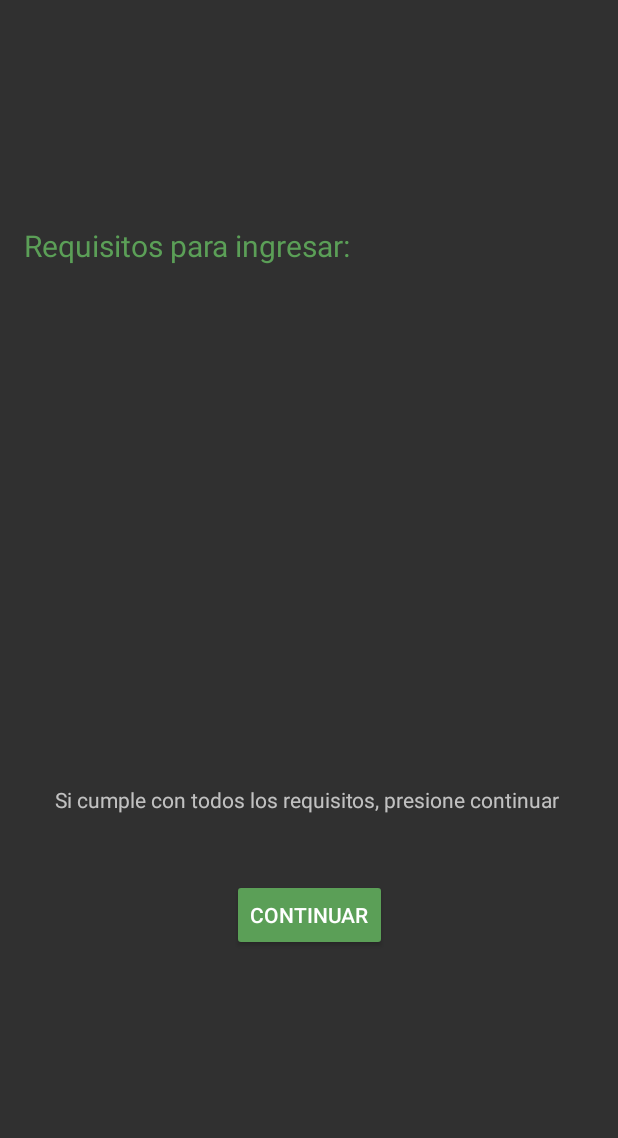
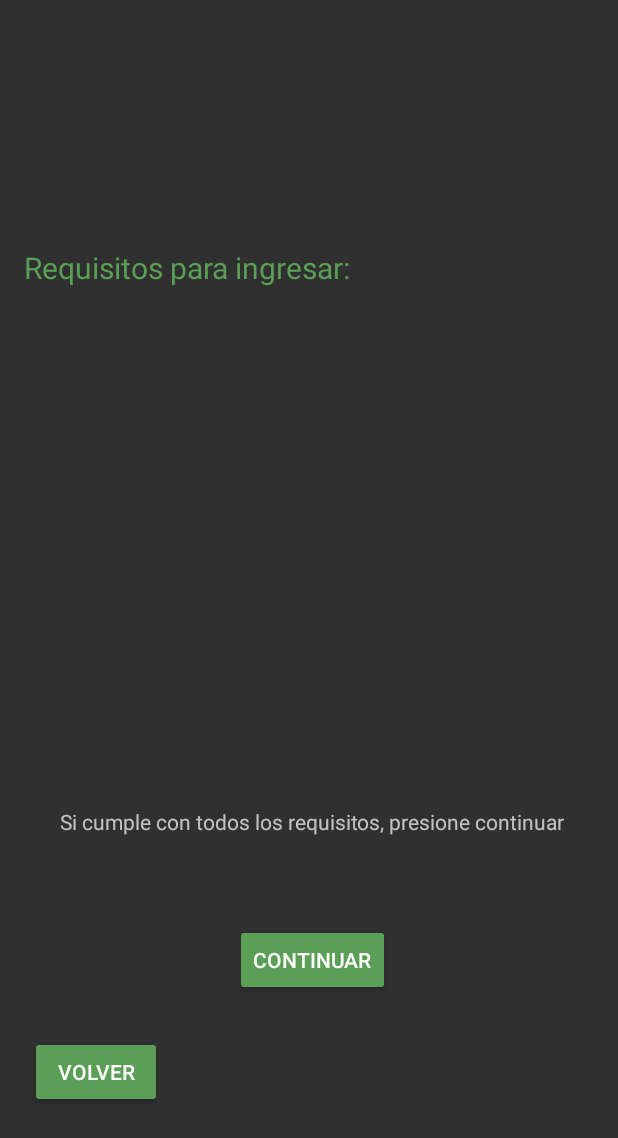
Before and after one commit to luchosic/SOA, an Android app: the RequirementsByPlaceActivity screen opened directly, with no data from a screen before it, on a phone screen of 412 x 824 dp. Shown: the top 1138 px of the screen. Run offline under Robolectric (Android 15) with nearby library versions, the phone set to English and light mode, and no system bars; 2 statements that could not run were skipped.

Commit message:
Agrego botones de Volver + un par de boludeces en el front

```diff
--- a/TP2-CODIGO/app/src/main/java/com/example/tp2/AutenticationCodeActivity.java
+++ b/TP2-CODIGO/app/src/main/java/com/example/tp2/AutenticationCodeActivity.java
@@ -35,7 +35,7 @@
             public void onClick(View v) {
 
                 if ((codigoIngresado.getText().toString()).equals(randomCode)){
-                    Intent intentContinuar = new Intent(AutenticationCodeActivity.this, LoginActivity.class);
+                    Intent intentContinuar = new Intent(getApplicationContext(), LoginActivity.class);
                     intentContinuar.putExtra("useremail", userEmail);
                     startActivity(intentContinuar);
                 }
@@ -50,7 +50,7 @@
         volverButton.setOnClickListener(new View.OnClickListener() {
             @Override
             public void onClick(View v) {
-                Intent intentVolver = new Intent(AutenticationCodeActivity.this, MainActivity.class);
+                Intent intentVolver = new Intent(getApplicationContext(), MainActivity.class);
                 startActivity(intentVolver);
             }
         });
--- a/TP2-CODIGO/app/src/main/java/com/example/tp2/RequirementsByPlaceActivity.java
+++ b/TP2-CODIGO/app/src/main/java/com/example/tp2/RequirementsByPlaceActivity.java
@@ -6,10 +6,8 @@
 import android.hardware.SensorEventListener;
 import android.hardware.SensorManager;
 import android.os.Bundle;
-import android.util.Log;
 import android.view.View;
 import android.widget.Button;
-import android.widget.EditText;
 import android.widget.TextView;
 
 import androidx.appcompat.app.AppCompatActivity;
@@ -21,6 +19,7 @@
     TextView requirementsVuelosNacionales;
     TextView requirementsVuelosInternacionales;
     TextView textSelectedPlace;
+    Button volverBoton;
 
     private SensorManager mSensorManager;
 
@@ -35,11 +34,11 @@
         Bundle extras = intent.getExtras();
         String selectedPlace = extras.getString("selectedPlace");
 
-        textSelectedPlace = (TextView) findViewById(R.id.selectedPlace);
-        requirementsTeatro = (TextView) findViewById(R.id.requisitosTeatro);
-        requirementsCancha = (TextView) findViewById(R.id.requisitosCancha);
-        requirementsVuelosNacionales = (TextView) findViewById(R.id.requisitosVuelosNacionales);
-        requirementsVuelosInternacionales = (TextView) findViewById(R.id.requisitosVuelosInternacionales);
+        textSelectedPlace = findViewById(R.id.selectedPlace);
+        requirementsTeatro = findViewById(R.id.requisitosTeatro);
+        requirementsCancha = findViewById(R.id.requisitosCancha);
+        requirementsVuelosNacionales = findViewById(R.id.requisitosVuelosNacionales);
+        requirementsVuelosInternacionales = findViewById(R.id.requisitosVuelosInternacionales);
 
         textSelectedPlace.setText(selectedPlace);
         requirementsTeatro.setVisibility(View.INVISIBLE);
@@ -64,6 +63,16 @@
                 requirementsVuelosInternacionales.setVisibility(View.VISIBLE);
             break;
         }
+
+        volverBoton = findViewById(R.id.volverBoton);
+
+        volverBoton.setOnClickListener(new View.OnClickListener() {
+            @Override
+            public void onClick(View v) {
+                Intent intentVolver = new Intent(getApplicationContext(), PlacesPageActivity.class);
+                startActivity(intentVolver);
+            }
+        });
 
     }
 
--- a/TP2-CODIGO/app/src/main/res/layout/activity_autentication_code.xml
+++ b/TP2-CODIGO/app/src/main/res/layout/activity_autentication_code.xml
@@ -68,13 +68,15 @@
         android:layout_height="wrap_content"
         android:layout_marginStart="20dp"
         android:layout_marginLeft="20dp"
-        android:layout_marginTop="40dp"
+        android:layout_marginTop="644dp"
         android:layout_marginEnd="301dp"
         android:layout_marginRight="301dp"
-        android:layout_marginBottom="103dp"
+        android:layout_marginBottom="39dp"
         android:text="Volver"
         app:backgroundTint="#5B9F57"
+        app:layout_constraintBottom_toBottomOf="parent"
         app:layout_constraintEnd_toEndOf="parent"
+        app:layout_constraintHorizontal_bias="0.0"
         app:layout_constraintStart_toStartOf="parent"
         app:layout_constraintTop_toTopOf="parent" />
 </androidx.constraintlayout.widget.ConstraintLayout>
--- a/TP2-CODIGO/app/src/main/res/layout/activity_requirements_by_place.xml
+++ b/TP2-CODIGO/app/src/main/res/layout/activity_requirements_by_place.xml
@@ -31,20 +31,83 @@
         android:text="@string/leyenda_continuar"
         app:layout_constraintBottom_toTopOf="@+id/codigoButton"
         app:layout_constraintEnd_toEndOf="parent"
-        app:layout_constraintHorizontal_bias="0.49"
+        app:layout_constraintHorizontal_bias="0.527"
         app:layout_constraintStart_toStartOf="parent"
         app:layout_constraintTop_toBottomOf="@+id/texto_leyenda_requisitos" />
 
-    <Button
-        android:id="@+id/codigoButton"
-        android:layout_width="wrap_content"
-        android:layout_height="wrap_content"
-        android:layout_marginBottom="190dp"
-        android:backgroundTint="#5B9F57"
-        android:text="@string/continuar"
-        app:layout_constraintBottom_toBottomOf="parent"
+    <TextView
+        android:id="@+id/requisitosVuelosInternacionales"
+        android:layout_width="347dp"
+        android:layout_height="250dp"
+        android:layout_marginStart="35dp"
+        android:layout_marginLeft="28dp"
+        android:layout_marginTop="42dp"
+        android:layout_marginEnd="41dp"
+        android:layout_marginRight="41dp"
+        android:layout_marginBottom="51dp"
+        android:text="\t- Barbijo o tapaboca
+                      \n\t- APP Cuidar - Con Certificado de Viaje
+                      \n\t- Declaración jurada (no tienes sintomas compatibles con Covid)
+                      \n\t- Certificado de vacunación (2 dosis) - NO SE ACEPTA SPUTNIK V
+                      \n\t- Llegar al aeropuerto 8 hs antes de horario de partida
+                      \n\t- Pasaje
+                      \n\t- Valijas
+                      \n\t- Pasaporte"
+        android:textSize="17sp"
+        app:layout_constraintBottom_toTopOf="@+id/texto_leyenda_continuar"
         app:layout_constraintEnd_toEndOf="parent"
-        app:layout_constraintStart_toStartOf="parent" />
+        app:layout_constraintStart_toStartOf="parent"
+        app:layout_constraintTop_toBottomOf="@+id/texto_leyenda_requisitos"
+        app:layout_constraintVertical_bias="1.0" />
+
+    <TextView
+        android:id="@+id/requisitosCancha"
+        android:layout_width="347dp"
+        android:layout_height="250dp"
+        android:layout_marginStart="35dp"
+        android:layout_marginLeft="28dp"
+        android:layout_marginTop="42dp"
+        android:layout_marginEnd="41dp"
+        android:layout_marginRight="41dp"
+        android:layout_marginBottom="51dp"
+        android:text="\t- Barbijo o tapaboca
+                      \n\t- Entrada (asiento de por medio)
+                      \n\t- APP Cuidar
+                      \n\t- Declaración jurada (no tienes sintomas compatibles con Covid)
+                      \n\t- Carnet de vacunación
+                      \n\t- Ganas de alentar por tu equipo"
+        android:textSize="17sp"
+        app:layout_constraintBottom_toTopOf="@+id/texto_leyenda_continuar"
+        app:layout_constraintEnd_toEndOf="parent"
+        app:layout_constraintHorizontal_bias="0.333"
+        app:layout_constraintStart_toStartOf="parent"
+        app:layout_constraintTop_toBottomOf="@+id/texto_leyenda_requisitos"
+        app:layout_constraintVertical_bias="1.0" />
+
+    <TextView
+        android:id="@+id/requisitosVuelosNacionales"
+        android:layout_width="347dp"
+        android:layout_height="250dp"
+        android:layout_marginStart="35dp"
+        android:layout_marginLeft="28dp"
+        android:layout_marginTop="42dp"
+        android:layout_marginEnd="41dp"
+        android:layout_marginRight="41dp"
+        android:layout_marginBottom="51dp"
+        android:text="\t- Barbijo o tapaboca
+                      \n\t- APP Cuidar - Con Certificado de Viaje
+                      \n\t- Declaración jurada (no tienes sintomas compatibles con Covid)
+                      \n\t- Llegar 3 hs antes de horario de partida
+                      \n\t- Pasaje
+                      \n\t- Valijas
+                      \n\t- Documento de identidad"
+        android:textSize="17sp"
+        app:layout_constraintBottom_toTopOf="@+id/texto_leyenda_continuar"
+        app:layout_constraintEnd_toEndOf="parent"
+        app:layout_constraintHorizontal_bias="0.333"
+        app:layout_constraintStart_toStartOf="parent"
+        app:layout_constraintTop_toBottomOf="@+id/texto_leyenda_requisitos"
+        app:layout_constraintVertical_bias="1.0" />
 
     <TextView
         android:id="@+id/requisitosTeatro"
@@ -59,80 +122,27 @@
         android:text="\t- Barbijo o tapaboca
                       \n\t- Entrada (asiento de por medio)
                       \n\t- APP Cuidar
-                      \n\t- Declaración jurada de que no estas transitando la enfermedad
+                      \n\t- Declaración jurada (no tienes sintomas compatibles con Covid)
                       \n\t- Ganas de pasarla bien!"
+        android:textSize="17sp"
         app:layout_constraintBottom_toTopOf="@+id/texto_leyenda_continuar"
         app:layout_constraintEnd_toEndOf="parent"
-        app:layout_constraintStart_toStartOf="parent"
-        app:layout_constraintTop_toBottomOf="@+id/texto_leyenda_requisitos" />
-
-    <TextView
-        android:id="@+id/requisitosCancha"
-        android:layout_width="347dp"
-        android:layout_height="250dp"
-        android:layout_marginStart="28dp"
-        android:layout_marginLeft="28dp"
-        android:layout_marginTop="42dp"
-        android:layout_marginEnd="41dp"
-        android:layout_marginRight="41dp"
-        android:layout_marginBottom="51dp"
-        android:text="\t- Barbijo o tapaboca
-                      \n\t- Entrada (asiento de por medio)
-                      \n\t- APP Cuidar
-                      \n\t- Declaración jurada de que no estas transitando la enfermedad
-                      \n\t- Carnet de vacunación
-                      \n\t- Ganas de alentar por tu equipo"
-        app:layout_constraintBottom_toTopOf="@+id/texto_leyenda_continuar"
-        app:layout_constraintEnd_toEndOf="parent"
-        app:layout_constraintStart_toStartOf="parent"
-        app:layout_constraintTop_toBottomOf="@+id/texto_leyenda_requisitos" />
-
-    <TextView
-        android:id="@+id/requisitosVuelosNacionales"
-        android:layout_width="347dp"
-        android:layout_height="250dp"
-        android:layout_marginStart="28dp"
-        android:layout_marginLeft="28dp"
-        android:layout_marginTop="42dp"
-        android:layout_marginEnd="41dp"
-        android:layout_marginRight="41dp"
-        android:layout_marginBottom="51dp"
-        android:text="\t- Barbijo o tapaboca
-                      \n\t- Pasaje
-                      \n\t- APP Cuidar
-                      \n\t- Declaración jurada de que no estas transitando la enfermedad
-                      \n\t- Llegar 3 hs antes de horario de partida
-                      \n\t- Valijas
-                      \n\t- Documento"
-        app:layout_constraintBottom_toTopOf="@+id/texto_leyenda_continuar"
-        app:layout_constraintEnd_toEndOf="parent"
-        app:layout_constraintStart_toStartOf="parent"
-        app:layout_constraintTop_toBottomOf="@+id/texto_leyenda_requisitos" />
-
-    <TextView
-        android:id="@+id/requisitosVuelosInternacionales"
-        android:layout_width="347dp"
-        android:layout_height="250dp"
-        android:layout_marginStart="28dp"
-        android:layout_marginLeft="28dp"
-        android:layout_marginTop="42dp"
-        android:layout_marginEnd="41dp"
-        android:layout_marginRight="41dp"
-        android:layout_marginBottom="51dp"
-        android:text="\t- Barbijo o tapaboca
-                      \n\t- Pasaje
-                      \n\t- APP Cuidar
-                      \n\t- Declaración jurada de que no estas transitando la enfermedad
-                      \n\t- Llegar 8 hs antes de horario de partida
-                      \n\t- Certificado de vacunación (2 dosis) - NO SE ACEPTA SPUTNIK
-                      \n\t- Valijas
-                      \n\t- Pasaporte"
-        app:layout_constraintBottom_toTopOf="@+id/texto_leyenda_continuar"
-        app:layout_constraintEnd_toEndOf="parent"
-        app:layout_constraintHorizontal_bias="1.0"
+        app:layout_constraintHorizontal_bias="0.0"
         app:layout_constraintStart_toStartOf="parent"
         app:layout_constraintTop_toBottomOf="@+id/texto_leyenda_requisitos"
         app:layout_constraintVertical_bias="1.0" />
+
+    <Button
+        android:id="@+id/codigoButton"
+        android:layout_width="wrap_content"
+        android:layout_height="wrap_content"
+        android:layout_marginBottom="160dp"
+        android:backgroundTint="#5B9F57"
+        android:text="@string/continuar"
+        app:layout_constraintBottom_toBottomOf="parent"
+        app:layout_constraintEnd_toEndOf="parent"
+        app:layout_constraintHorizontal_bias="0.508"
+        app:layout_constraintStart_toStartOf="parent" />
 
     <TextView
         android:id="@+id/selectedPlace"
@@ -149,4 +159,22 @@
         app:layout_constraintStart_toStartOf="parent"
         app:layout_constraintTop_toTopOf="parent" />
 
+    <Button
+        android:id="@+id/volverBoton"
+        android:layout_width="wrap_content"
+        android:layout_height="wrap_content"
+        android:layout_marginStart="20dp"
+        android:layout_marginLeft="20dp"
+        android:layout_marginTop="644dp"
+        android:layout_marginEnd="301dp"
+        android:layout_marginRight="301dp"
+        android:layout_marginBottom="39dp"
+        android:text="Volver"
+        app:backgroundTint="#5B9F57"
+        app:layout_constraintBottom_toBottomOf="parent"
+        app:layout_constraintEnd_toEndOf="parent"
+        app:layout_constraintHorizontal_bias="0.0"
+        app:layout_constraintStart_toStartOf="parent"
+        app:layout_constraintTop_toTopOf="parent" />
+
 </androidx.constraintlayout.widget.ConstraintLayout>
```
